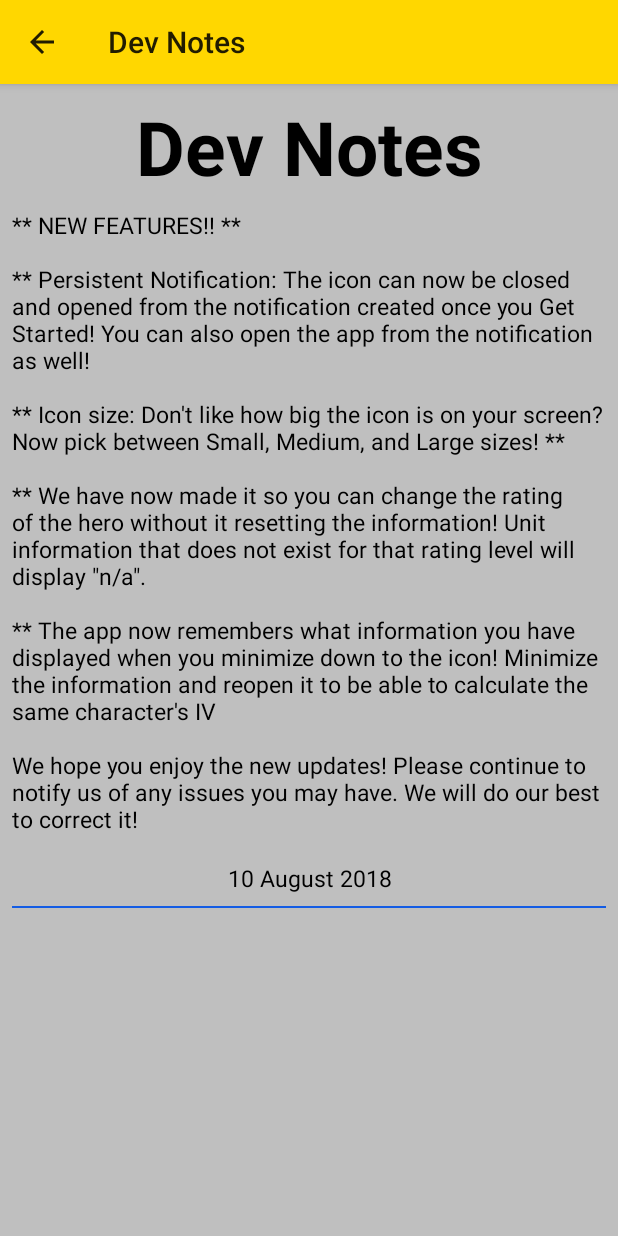
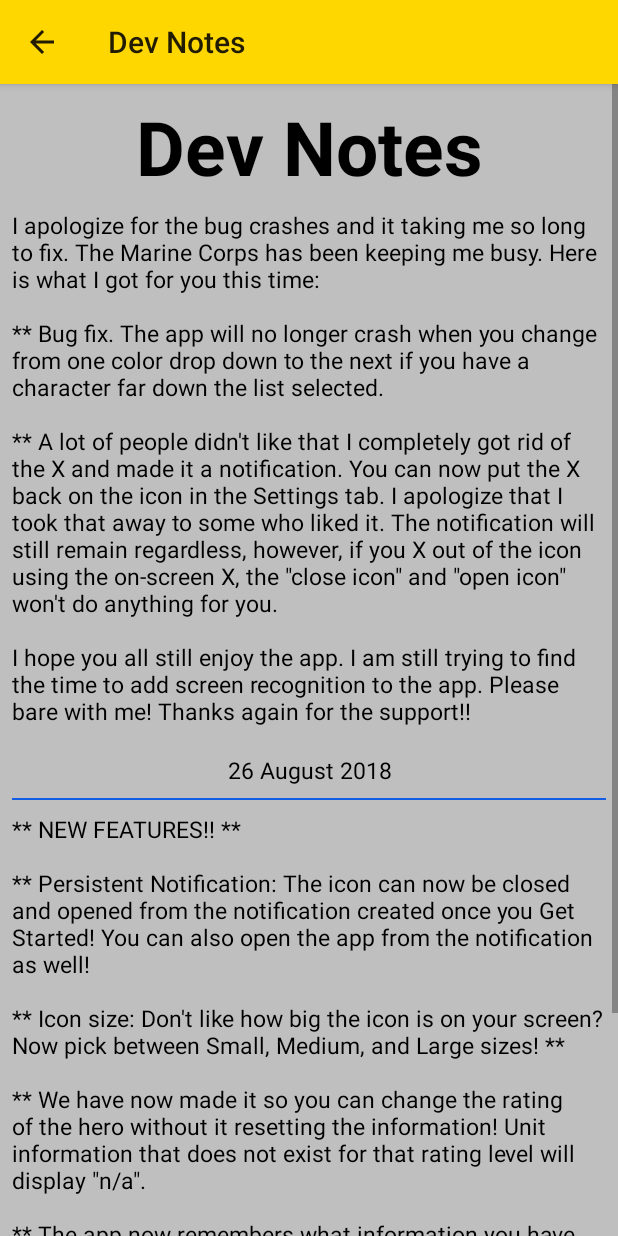
Before and after one commit to VicBow/HeroesHelperFree, an Android app: the screen it shows after launch (DevNotes), after a tap on "DEV NOTES", on a phone screen of 412 x 824 dp. Run offline under Robolectric (Android 15) with nearby library versions, the phone set to English and light mode, and no system bars.

Commit message:
Fixed bug that made app crash, and added the Setting to put the X back on the icon

```diff
--- a/app/build.gradle
+++ b/app/build.gradle
@@ -6,8 +6,8 @@ android {
         applicationId "motivationapps.heroeshelperfree"
         minSdkVersion 19
         targetSdkVersion 26
-        versionCode 32
-        versionName "4.3"
+        versionCode 37
+        versionName "5.3"
         testInstrumentationRunner "android.support.test.runner.AndroidJUnitRunner"
     }
     buildTypes {
--- a/app/src/main/java/motivationalapps/heroeshelperFree/DevNotes.java
+++ b/app/src/main/java/motivationalapps/heroeshelperFree/DevNotes.java
@@ -22,12 +22,16 @@ public class DevNotes extends AppCompatActivity {
         TextView title = findViewById(R.id.dev_title);
         TextView note1 = findViewById(R.id.note1);
         TextView date1 = findViewById(R.id.date1);
+        TextView note2 = findViewById(R.id.note2);
+        TextView date2 = findViewById(R.id.date2);
         if (!theme) {
             wholeView.setBackgroundColor(getResources().getColor(R.color.background_light));
             mainView.setBackgroundColor(getResources().getColor(R.color.background_light));
             title.setTextColor(getResources().getColor(R.color.text_color_light));
             note1.setTextColor(getResources().getColor(R.color.text_color_light));
             date1.setTextColor(getResources().getColor(R.color.text_color_light));
+            note2.setTextColor(getResources().getColor(R.color.text_color_light));
+            date2.setTextColor(getResources().getColor(R.color.text_color_light));
         }
         else {
             wholeView.setBackgroundColor(getResources().getColor(R.color.background_dark));
@@ -35,6 +39,8 @@ public class DevNotes extends AppCompatActivity {
             title.setTextColor(getResources().getColor(R.color.text_color_dark));
             note1.setTextColor(getResources().getColor(R.color.text_color_dark));
             date1.setTextColor(getResources().getColor(R.color.text_color_dark));
+            note2.setTextColor(getResources().getColor(R.color.text_color_dark));
+            date2.setTextColor(getResources().getColor(R.color.text_color_dark));
         }
     }
 }
--- a/app/src/main/java/motivationalapps/heroeshelperFree/SettingsActivity.java
+++ b/app/src/main/java/motivationalapps/heroeshelperFree/SettingsActivity.java
@@ -9,6 +9,7 @@ public class SettingsActivity extends AppCompatActivity {
     public static final String KEY_PREF_TRANSPARENT = "transparent_preference";
     public static final String KEY_PREF_HAND = "hand_switch";
     public static final String KEY_PREF_ICON_SIZE = "icon_size";
+    public static final String KEY_PREF_CLOSE_ICON = "close_icon";
 
     @Override
     protected void onCreate(Bundle savedInstanceState) {
--- a/app/src/main/res/layout/activity_dev_notes.xml
+++ b/app/src/main/res/layout/activity_dev_notes.xml
@@ -38,6 +38,36 @@
                 android:textColor="@color/text_color_light"/>
 
             <TextView
+                android:id="@+id/note2"
+                android:layout_width="match_parent"
+                android:layout_height="wrap_content"
+                android:layout_marginEnd="8dp"
+                android:layout_marginStart="8dp"
+                android:layout_marginTop="8dp"
+                android:text="@string/aug_26_2018"
+                app:layout_constraintEnd_toEndOf="parent"
+                app:layout_constraintStart_toStartOf="parent"
+                app:layout_constraintTop_toBottomOf="@+id/dev_title"
+                android:textSize="15sp"
+                android:textColor="@color/text_color_light" />
+
+            <TextView
+                android:id="@+id/date2"
+                android:layout_width="match_parent"
+                android:layout_height="wrap_content"
+                android:layout_marginEnd="8dp"
+                android:layout_marginStart="8dp"
+                android:layout_marginTop="8dp"
+                android:text="@string/date2"
+                app:layout_constraintEnd_toEndOf="parent"
+                app:layout_constraintStart_toStartOf="parent"
+                app:layout_constraintTop_toBottomOf="@+id/note1"
+                android:textSize="15sp"
+                android:textColor="@color/text_color_light"
+                android:gravity="center"
+                android:background="@drawable/border"/>
+
+            <TextView
                 android:id="@+id/note1"
                 android:layout_width="match_parent"
                 android:layout_height="wrap_content"
--- a/app/src/main/res/layout/floating_widget_layout.xml
+++ b/app/src/main/res/layout/floating_widget_layout.xml
@@ -28,7 +28,7 @@
                 tools:ignore="ContentDescription"/>
 
             <!--   Close button to close Floating Widget View  -->
-            <!--<ImageView
+            <ImageView
                 android:id="@+id/close_floating_view"
                 android:layout_width="wrap_content"
                 android:layout_height="wrap_content"
@@ -36,7 +36,7 @@
                 android:layout_marginTop="5dp"
                 android:background="@drawable/circle_shape"
                 android:src="@drawable/ic_close_white_24dp"
-                tools:ignore="ContentDescription" /> -->
+                tools:ignore="ContentDescription" />
         </RelativeLayout>
 
         <!--   View while view is expanded   -->
--- a/app/src/main/res/values/dimens.xml
+++ b/app/src/main/res/values/dimens.xml
@@ -3,4 +3,8 @@
     <dimen name="large_size">70dp</dimen>
     <dimen name="medium_size">55dp</dimen>
     <dimen name="small_size">40dp</dimen>
+
+    <dimen name="large_icon_size">50dp</dimen>
+    <dimen name="medium_icon_size">40dp</dimen>
+    <dimen name="small_icon_size">35dp</dimen>
 </resources>
--- a/app/src/main/res/values/strings.xml
+++ b/app/src/main/res/values/strings.xml
@@ -9,14 +9,20 @@
         y is for any design change
         z is for content changes, corrections
     -->
-    <string name="last_updated">Last Updated: 10 Aug 2018 \nv4.5.21</string>
+    <string name="last_updated">Last Updated: 26 Aug 2018 \nv5.5.23</string>
+    <string name="aug_26_2018"> I apologize for the bug crashes and it taking me so long to fix. The Marine Corps has been keeping me busy. Here is what I got for you this time:
+    \n\n** Bug fix. The app will no longer crash when you change from one color drop down to the next if you have a character far down the list selected.
+    \n\n** A lot of people didn\'t like that I completely got rid of the X and made it a notification. You can now put the X back on the icon in the Settings tab. I apologize that
+    I took that away to some who liked it. The notification will still remain regardless, however, if you X out of the icon using the on-screen X, the \"close icon\" and \"open icon\" won\'t do anything for you.
+    \n\nI hope you all still enjoy the app. I am still trying to find the time to add screen recognition to the app. Please bare with me! Thanks again for the support!!</string>
+    <string name="date2">26 August 2018</string>
     <string name="aug_10_2018">** NEW FEATURES!! **
         \n\n** Persistent Notification: The icon can now be closed and opened from the notification created once you "Get Started!" You can also open the app from the notification as well!
         \n\n** Icon size: Don\'t like how big the icon is on your screen? Now pick between Small, Medium, and Large sizes! **
         \n\n** We have now made it so you can change the rating of the hero without it resetting the information! Unit information that does not exist for that rating level will display \"n/a\".
         \n\n** The app now remembers what information you have displayed when you minimize down to the icon! Minimize the information and reopen it to be able to calculate the same character\'s IV
         \n\nWe hope you enjoy the new updates! Please continue to notify us of any issues you may have. We will do our best to correct it!</string>
-    <string name="date1">10 August 2018</string>
+    <string name="date1">11 August 2018</string>
 
     <string name="feedback">Submit Feedback</string>
     <string name="title_send_feedback">Send Feedback</string>
@@ -62,6 +68,8 @@
     <string name="channel_description">Notification in order to close the app</string>
     <string name="icon_size_title">Set the Icon Size</string>
     <string name="icon_size_description">Tap here to change the icon size. \n(Closing expanded view updates icon size)</string>
+    <string name="close_icon_title">Display the X on icon</string>
+    <string name="close_icon_summary">Do you want the X back on the icon?</string>
 
     <string-array name="rating_stars">
         <item>&#9733; &#9733; &#9733; &#9733; &#9733;</item>
--- a/app/src/main/res/xml/preferences.xml
+++ b/app/src/main/res/xml/preferences.xml
@@ -29,6 +29,12 @@
         android:entryValues="@array/icon_sizes"
         android:defaultValue="70dp"/>
 
+    <android.support.v7.preference.SwitchPreferenceCompat
+        android:defaultValue="false"
+        android:key="close_icon"
+        android:summary="@string/close_icon_summary"
+        android:title="@string/close_icon_title"/>
+
     <!--<android.support.v7.preference.SwitchPreferenceCompat
         android:defaultValue="true"
         android:key="notification_switch"
```
Also changed, not shown: app/src/main/assets/FEH4.csv (+15 -15 lines), app/src/main/assets/FEH5.csv (+16 -16 lines), app/src/main/java/motivationalapps/heroeshelperFree/FloatingWidgetService.java (+32 -31 lines), app/src/main/assets/FEH3.csv, 2 other files.
